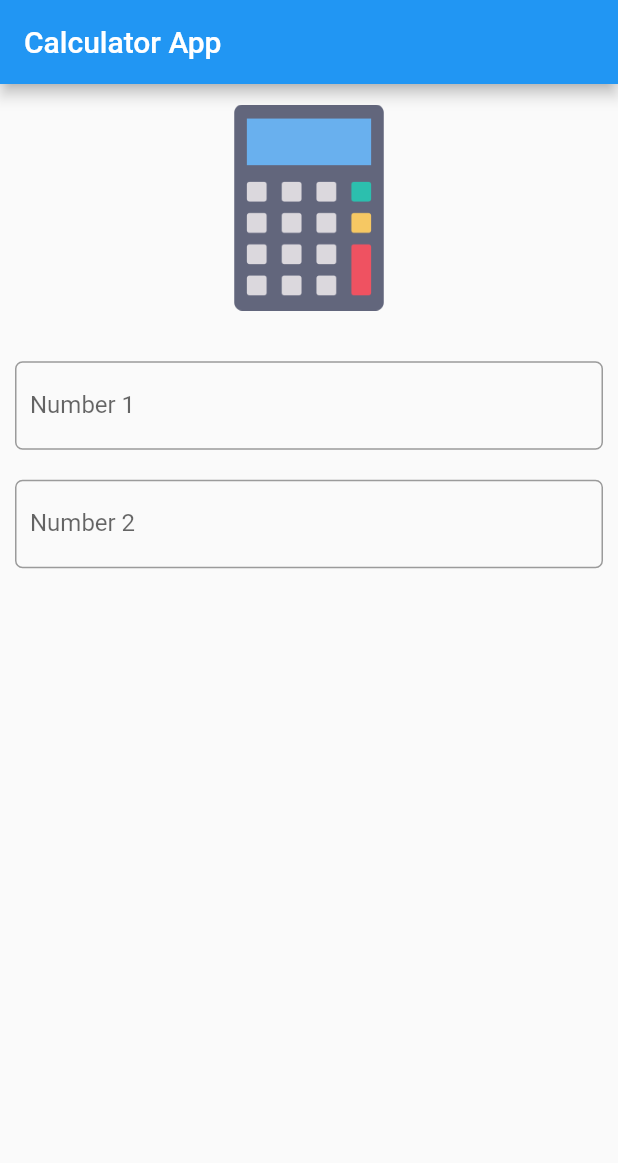
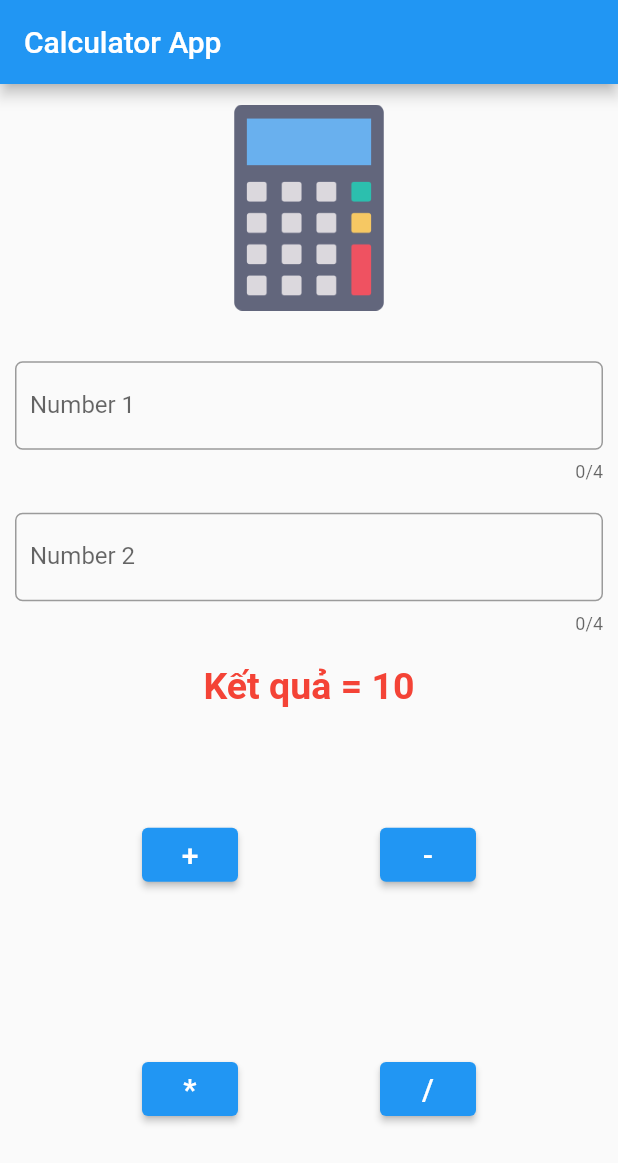
Before and after one commit to phamtanphat/flutter_calculator_15092021, a Flutter app: the screen it shows after launch, on a phone screen of 412 x 824 dp. Shown: the top 1163 px of the screen. Run offline on Flutter 3.47's test engine with Material 2 defaults, Android fonts, the phone set to English and light mode, and no system bars.

Commit message:
ui update

```diff
--- a/lib/calculator_page.dart
+++ b/lib/calculator_page.dart
@@ -36,9 +36,11 @@ class _CalculatorPageState extends State<CalculatorPage> {
                 child: TextField(
                   keyboardType: TextInputType.number,
                   cursorColor: Colors.red,
-                  obscureText: true,
+                  maxLength: 4,
+                  textInputAction: TextInputAction.next,
                   decoration: InputDecoration(
-                    contentPadding: const EdgeInsets.only(left: 10, top: 20 , bottom: 20),
+                    contentPadding:
+                        const EdgeInsets.only(left: 10, top: 20, bottom: 20),
                     border: OutlineInputBorder(
                         borderRadius: BorderRadius.all(Radius.circular(5)),
                         borderSide: BorderSide(width: 2)),
@@ -53,9 +55,10 @@ class _CalculatorPageState extends State<CalculatorPage> {
                 child: TextField(
                   keyboardType: TextInputType.number,
                   cursorColor: Colors.red,
-                  obscureText: true,
+                  maxLength: 4,
                   decoration: InputDecoration(
-                    contentPadding: const EdgeInsets.only(left: 10, top: 20 , bottom: 20),
+                    contentPadding:
+                        const EdgeInsets.only(left: 10, top: 20, bottom: 20),
                     border: OutlineInputBorder(
                         borderRadius: BorderRadius.all(Radius.circular(5)),
                         borderSide: BorderSide(width: 2)),
@@ -64,6 +67,46 @@ class _CalculatorPageState extends State<CalculatorPage> {
                   ),
                 ),
               ),
+              SizedBox(height: 20),
+              Visibility(
+                  visible: true,
+                  child: Text("Kết quả = 10",
+                      style: TextStyle(
+                          fontSize: 25,
+                          fontWeight: FontWeight.bold,
+                          color: Colors.red))),
+              SizedBox(height: 20),
+              Expanded(
+                child: Column(
+                  children: [
+                    Expanded(
+                      child: Container(
+                        child: Row(
+                          children: [
+                            ElevatedButton(onPressed: (){}, child: Text("+" , style: TextStyle(fontSize: 20))),
+                            ElevatedButton(onPressed: (){}, child: Text("-" , style: TextStyle(fontSize: 20))),
+                          ],
+                          mainAxisAlignment: MainAxisAlignment.spaceEvenly,
+                          crossAxisAlignment: CrossAxisAlignment.center,
+                        ),
+                      ),
+                    ),
+                    Expanded(
+                      child: Container(
+                        child: Row(
+                          children: [
+                            ElevatedButton(onPressed: (){}, child: Text("*" , style: TextStyle(fontSize: 20))),
+                            ElevatedButton(onPressed: (){}, child: Text("/" , style: TextStyle(fontSize: 20))),
+                          ],
+                          mainAxisAlignment: MainAxisAlignment.spaceEvenly,
+                          crossAxisAlignment: CrossAxisAlignment.center,
+                        ),
+                      ),
+                    ),
+                  ],
+                ),
+              ),
+              SizedBox(height: 20),
             ],
           )),
     );
```
